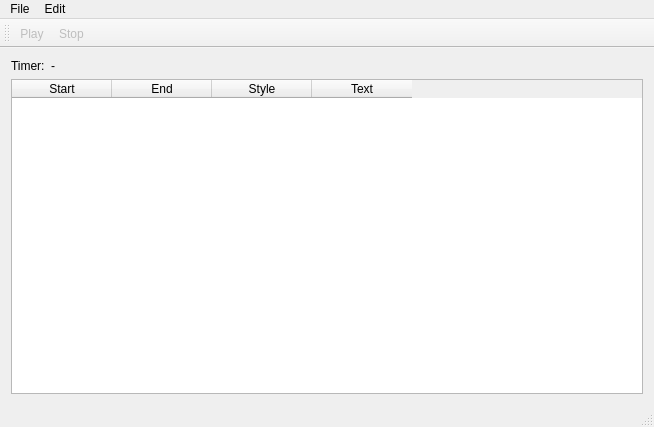
This is mainwindow.ui in Subtivals/subtivals as Qt 5 draws it before an edit. The edited form follows.
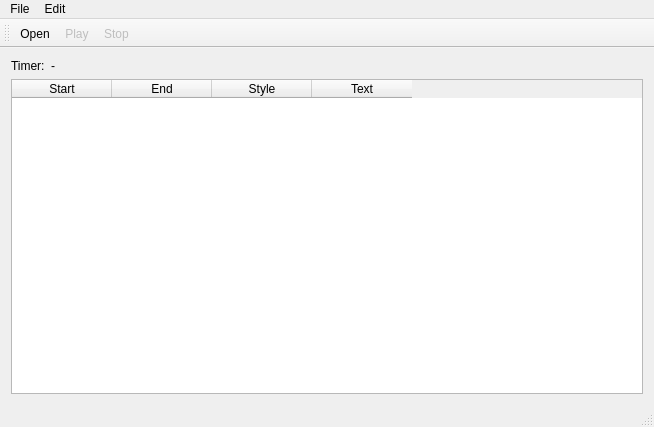
This is the edited form.

Commit message: Add open button

Patch:
```diff
--- a/mainwindow.ui
+++ b/mainwindow.ui
@@ -119,6 +119,7 @@
    <attribute name="toolBarBreak">
     <bool>false</bool>
    </attribute>
+   <addaction name="actionOpen"/>
    <addaction name="actionPlay"/>
    <addaction name="actionStop"/>
   </widget>
```
Left out of the diff: 2 changed lines with no effect on the pictures.
